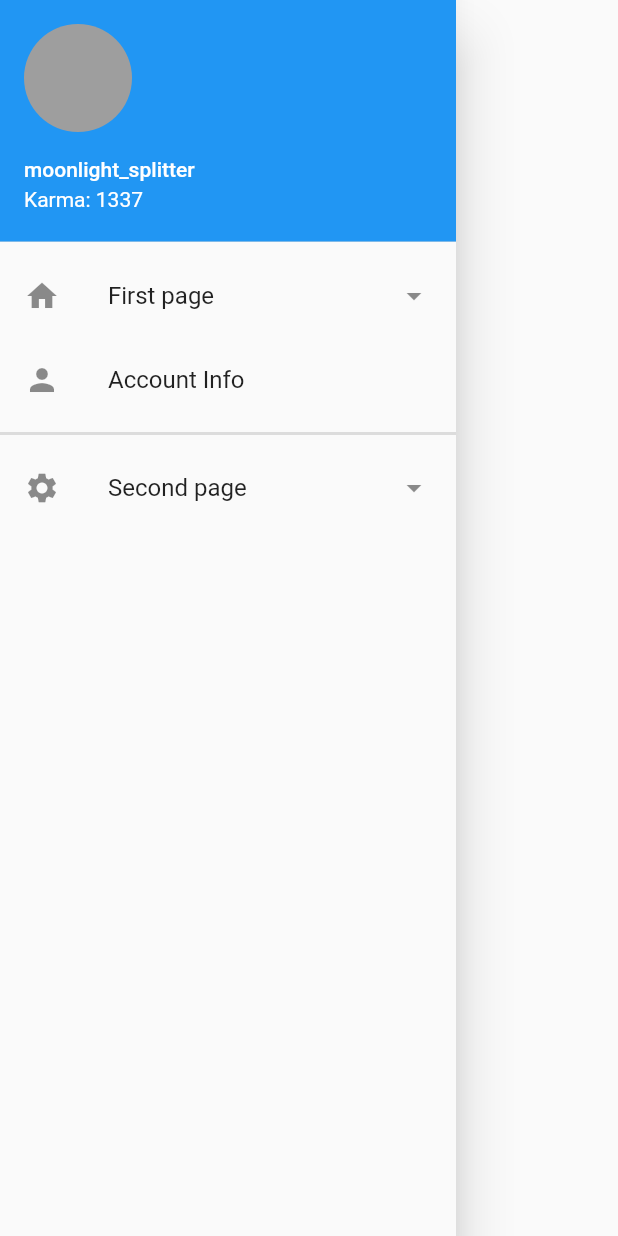
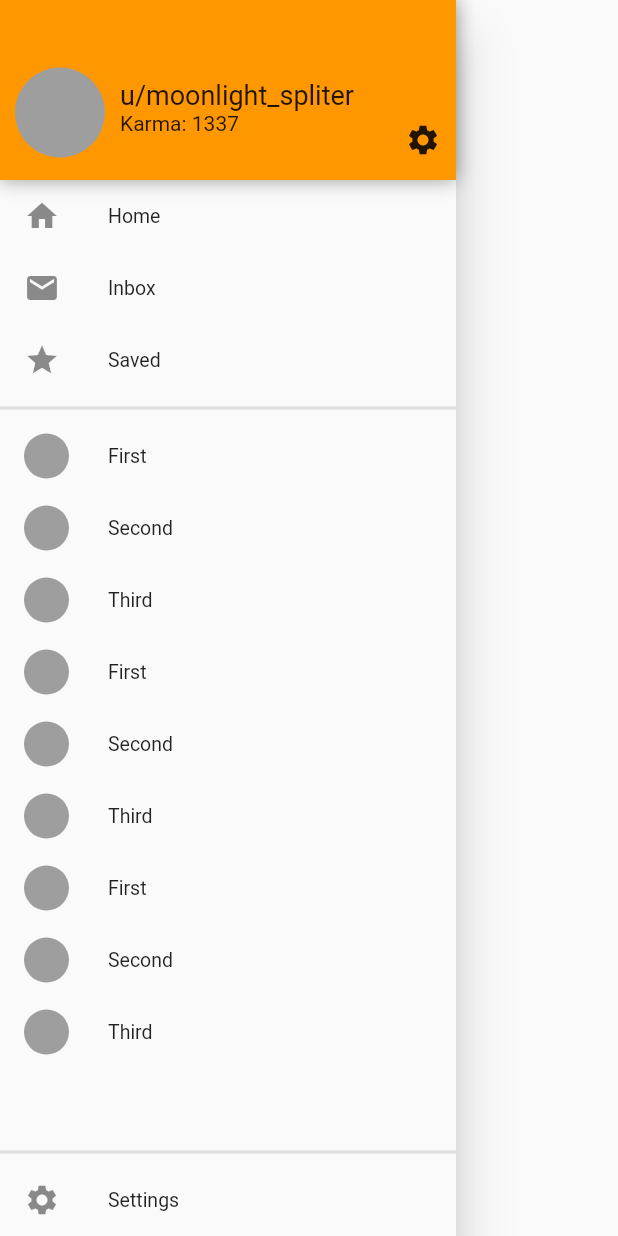
Before and after one commit to KaguneAstra/Yomu, a Flutter app: the SideDrawer widget shown alone on an empty page, opened directly, on a phone screen of 412 x 824 dp. Run offline on Flutter 3.47's test engine with Material 2 defaults, Android fonts, the phone set to English and light mode, and no system bars.

Commit message:
base drawer

```diff
--- /dev/null
+++ b/lib/screens/side_drawer/account_drawer_header.dart
@@ -0,0 +1,51 @@
+import 'package:flutter/material.dart';
+
+class AccountDrawerHeader extends StatelessWidget {
+  final Widget accountName;
+  final Widget accountKarma;
+
+  AccountDrawerHeader(this.accountName, this.accountKarma);
+
+  @override
+  Widget build(BuildContext context) {
+    return Container(
+      height: 120,
+      decoration: BoxDecoration(
+        color: Colors.orange,
+        boxShadow: <BoxShadow>[
+          BoxShadow(
+            blurRadius: 10,
+            //offset: Offset(0, 1),
+            color: Colors.black38,
+          )
+        ],
+      ),
+      child: Container(
+        padding: EdgeInsets.symmetric(vertical: 15, horizontal: 10),
+        child: Row(
+          crossAxisAlignment: CrossAxisAlignment.end,
+          mainAxisAlignment: MainAxisAlignment.spaceBetween,
+          children: <Widget>[
+            CircleAvatar(
+              radius: 30,
+              backgroundColor: Colors.grey,
+            ),
+            Container(
+              padding: EdgeInsets.symmetric(vertical: 15, horizontal: 10),
+              child: Column(
+                mainAxisAlignment: MainAxisAlignment.end,
+                crossAxisAlignment: CrossAxisAlignment.start,
+                children: <Widget>[
+                  accountName,
+                  accountKarma,
+                ],
+              ),
+            ),
+            Spacer(),
+            Icon(Icons.settings),
+          ],
+        ),
+      ),
+    );
+  }
+}
--- a/lib/screens/side_drawer/side_drawer.dart
+++ b/lib/screens/side_drawer/side_drawer.dart
@@ -1,48 +1,87 @@
 import 'package:flutter/material.dart';
+import 'package:yomu_for_reddit/screens/side_drawer/account_drawer_header.dart';
 
 import 'account_info_view/account_info_view.dart';
 
 class SideDrawer extends StatelessWidget {
+  List<String> testArray = [
+    "First",
+    "Second",
+    "Third",
+    "First",
+    "Second",
+    "Third",
+    "First",
+    "Second",
+    "Third"
+  ];
+
+  List<ListTile> _makeSubredditList() {
+    List<ListTile> subredditList = [];
+    for (String str in testArray) {
+      subredditList.add(
+        ListTile(
+          title: Text(str),
+          leading: CircleAvatar(
+            radius: 15,
+            backgroundColor: Colors.grey,
+          ),
+          dense: true,
+          onTap: () {
+            print(str);
+          },
+        ),
+      );
+    }
+    return subredditList;
+  }
+
   @override
   Widget build(BuildContext context) {
     return Drawer(
+      child: Column(
+        mainAxisAlignment: MainAxisAlignment.center,
+        crossAxisAlignment: CrossAxisAlignment.start,
+        children: <Widget>[
+          AccountDrawerHeader(
+            Text("u/moonlight_spliter", style: TextStyle(fontSize: 18)),
+            Text("Karma: 1337"),
+          ),
+          Expanded(
             child: ListView(
-        padding: EdgeInsets.zero,
+              padding: EdgeInsets.all(0),
               children: <Widget>[
-          UserAccountsDrawerHeader(
-            accountEmail: Text("Karma: 1337"),
-            accountName: Text("moonlight_splitter"),
-            currentAccountPicture: CircleAvatar(
-              backgroundColor: Colors.grey,
-            ),
-            decoration: BoxDecoration(
-              color: Colors.blue,
-            ),
-          ),
                 ListTile(
-            title: Text("First page"),
+                  title: Text("Home"),
                   leading: Icon(Icons.home),
-            trailing: Icon(Icons.arrow_drop_down),
+                  dense: true,
                   onTap: () {
                     // Programmatically close the drawer
                     Navigator.pop(context);
                   },
                 ),
                 ListTile(
-            title: Text("Account Info"),
-            leading: Icon(Icons.person),
-            onTap: () {
-              Navigator.push(
-                context,
-                MaterialPageRoute(builder: (context) => AccountInfoView()),
-              );
-            },
+                  title: Text("Inbox"),
+                  leading: Icon(Icons.mail),
+                  dense: true,
+                  onTap: () {},
+                ),
+                ListTile(
+                  title: Text("Saved"),
+                  leading: Icon(Icons.star),
+                  dense: true,
+                  onTap: () {},
+                ),
+                Divider(thickness: 2.0),
+                ..._makeSubredditList(),
+              ],
+            ),
           ),
           Divider(thickness: 2.0),
           ListTile(
-            title: Text("Second page"),
+            title: Text("Settings"),
             leading: Icon(Icons.settings),
-            trailing: Icon(Icons.arrow_drop_down),
+            dense: true,
           ),
         ],
       ),
```
Lines whose indentation alone changed are shown as unchanged.
